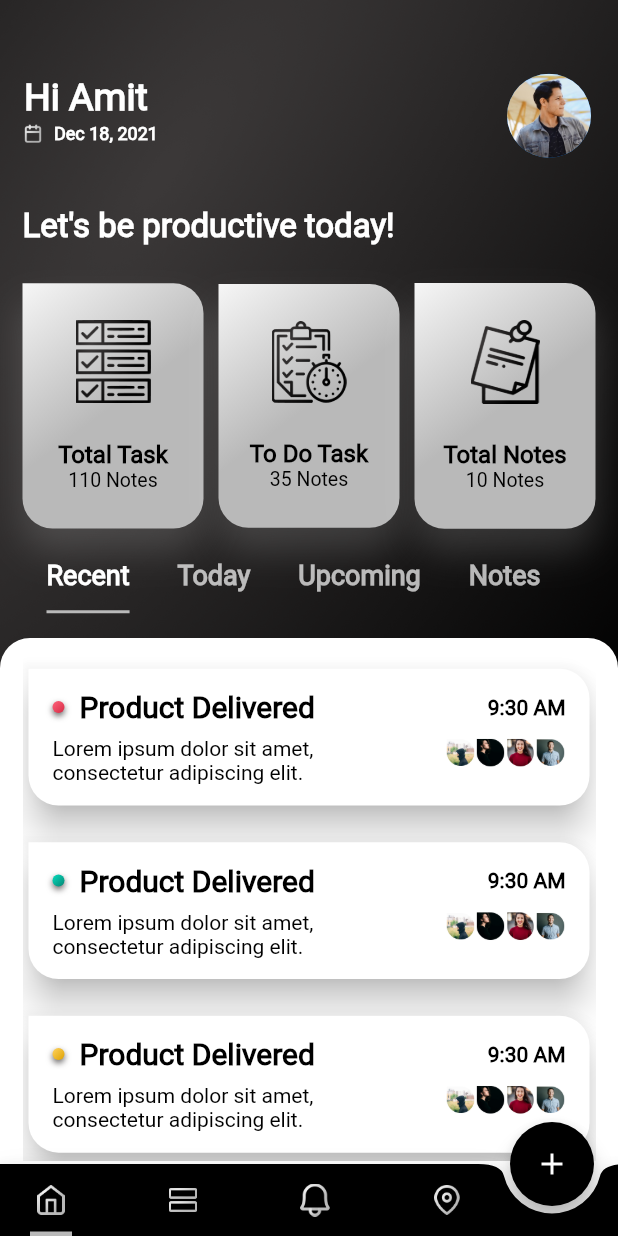
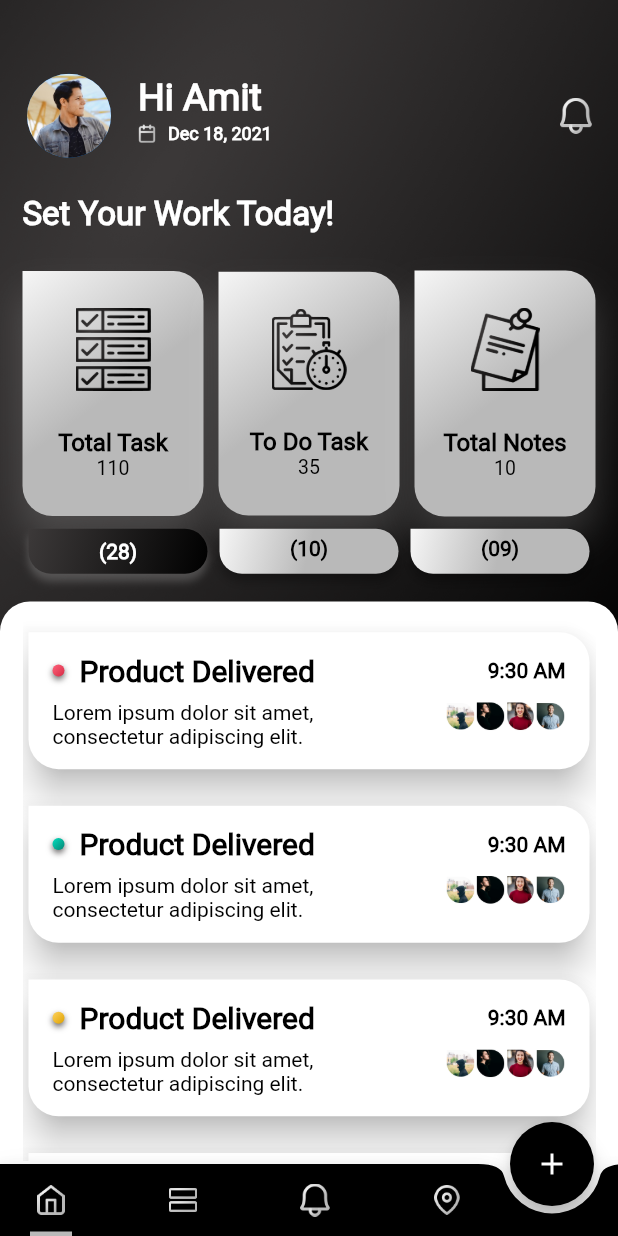
Before and after one commit to hariom007/colorsoul, a Flutter app: the Dashboard screen opened directly, on a phone screen of 412 x 824 dp. Run offline on Flutter 3.47's test engine with Material 2 defaults, Android fonts, the phone set to English and light mode, and no system bars; drawn by our look-alikes of flutter_speed_dial; our stand-ins replace expandable, flutter_slidable, fluttertoast, font_awesome_flutter, google_maps_flutter and 2 more; missing offline and left inert: dart:ffi.

Commit message:
Commit Done! 19:10 4-1-2022

```diff
--- a/lib/dashboard.dart
+++ b/lib/dashboard.dart
@@ -81,7 +81,7 @@ class _DashboardState extends State<Dashboard> {
             }
           ),
           SpeedDialChild(
-            child: Image.asset("assets/images/home/TT.png",width: 24,height: 24),
+            child: Image.asset("assets/images/cartbox.png",width: 24,height: 24),
             labelWidget: Padding(
               padding: EdgeInsets.only(right: 10),
               child: Text(
--- a/lib/details.dart
+++ b/lib/details.dart
@@ -391,8 +391,8 @@ class _DetailsState extends State<Details> {
                             width: width-30,
                             child: DecoratedBox(
                               decoration: BoxDecoration(
-                                  gradient: LinearGradient(begin: Alignment.topLeft,end: Alignment.bottomRight,colors: [AppColors.grey3,AppColors.black]),
-                                  borderRadius: round.copyWith()
+                                gradient: LinearGradient(begin: Alignment.topLeft,end: Alignment.bottomRight,colors: [AppColors.grey3,AppColors.black]),
+                                borderRadius: round.copyWith()
                               ),
                               child: ElevatedButton(
                                 onPressed: () {},
--- a/lib/home.dart
+++ b/lib/home.dart
@@ -1,8 +1,6 @@
 import 'package:colorsoul/components.dart';
 import 'package:flutter/gestures.dart';
 import 'package:flutter/material.dart';
-import 'package:font_awesome_flutter/font_awesome_flutter.dart';
-
 import 'appColors.dart';
 
 class Home extends StatefulWidget {
@@ -13,7 +11,7 @@ class Home extends StatefulWidget {
 class _HomeState extends State<Home> with TickerProviderStateMixin{
   @override
   Widget build(BuildContext context) {
-    TabController _tabcontroller = new TabController(length: 4, vsync: this);
+    TabController _tabcontroller = new TabController(length: 3, vsync: this);
 
     var width = MediaQuery.of(context).size.width;
     var height = MediaQuery.of(context).size.height;
@@ -31,6 +29,10 @@ class _HomeState extends State<Home> with TickerProviderStateMixin{
           children: [
             SizedBox(height: height*0.05),
             ListTile(
+              leading: CircleAvatar(
+                  radius: 30,
+                  backgroundImage: AssetImage("assets/images/home/person.png")
+              ),
               title: Text(
                 "Hi Amit",
                 style: textStyle.copyWith(
@@ -52,16 +54,13 @@ class _HomeState extends State<Home> with TickerProviderStateMixin{
                   ),
                 ],
               ),
-              trailing: CircleAvatar(
-                  radius: 30,
-                  backgroundImage: AssetImage("assets/images/home/person.png")
-              ),
+              trailing: Image.asset("assets/images/bell.png",width: 24,height: 24),
             ),
-            SizedBox(height: height*0.03),
+            SizedBox(height: height*0.02),
             Padding(
               padding: EdgeInsets.only(left: 15,right: 15),
               child: Text(
-                "Let's be productive today!",
+                "Set Your Work Today!",
                 style: textStyle.copyWith(
                   fontSize: 22,
                   fontWeight: FontWeight.bold
@@ -99,7 +98,7 @@ class _HomeState extends State<Home> with TickerProviderStateMixin{
                             )
                           ),
                           Text(
-                            "110 Notes",
+                            "110",
                             style: textStyle.copyWith(
                               fontSize: 13,
                               color: Colors.black
@@ -136,7 +135,7 @@ class _HomeState extends State<Home> with TickerProviderStateMixin{
                               )
                           ),
                           Text(
-                            "35 Notes",
+                            "35",
                             style: textStyle.copyWith(
                               fontSize: 13,
                               color: Colors.black
@@ -173,7 +172,7 @@ class _HomeState extends State<Home> with TickerProviderStateMixin{
                               )
                           ),
                           Text(
-                            "10 Notes",
+                            "10",
                             style: textStyle.copyWith(
                               fontSize: 13,
                               color: Colors.black
@@ -191,20 +190,82 @@ class _HomeState extends State<Home> with TickerProviderStateMixin{
             Container(
               padding: EdgeInsets.only(left: 15,right: 15),
               child: TabBar(
+                  labelPadding: EdgeInsets.only(left: 4,right: 4),
                   labelStyle: textStyle.copyWith(
                     fontSize: 18,
                     fontWeight: FontWeight.bold
                   ),
-                  isScrollable: true,
-
-                  indicatorSize: TabBarIndicatorSize.label,
+                  indicatorPadding: EdgeInsets.only(left: 4,right: 4,bottom: 2),
                   indicatorColor: AppColors.grey2,
+                  indicator: decoration.copyWith(
+                    gradient: LinearGradient(begin: Alignment.topLeft,end: Alignment.bottomRight,colors: [AppColors.grey3,AppColors.black]),
+                    boxShadow: [new BoxShadow(
+                      color: Color.fromRGBO(255,255,255, 0.2),
+                      offset: Offset(0, 5),
+                      blurRadius: 4,
+                    )]
+                  ),
                   controller: _tabcontroller,
                   tabs: [
-                    Tab(text:"Recent"),
-                    Tab(text:"Today"),
-                    Tab(text:"Upcoming"),
-                    Tab(text:"Notes")
+                    Tab(
+                      height: 30,
+                      child: Text('(28)',
+                        textAlign: TextAlign.center,
+                        style: textStyle.copyWith(
+                          fontSize: 14,
+                          fontWeight: FontWeight.bold,
+                        ),
+                      )
+                    ),
+                    Tab(
+                      height: 30,
+                      child: Container(
+                        padding: EdgeInsets.only(top: 5),
+                        width: width,
+                        height: 30,
+                        decoration: decoration.copyWith(
+                            gradient: LinearGradient(begin: Alignment.topLeft,end: Alignment.bottomRight,colors: [AppColors.grey1,AppColors.grey2,AppColors.grey2]),
+                              // : LinearGradient(begin: Alignment.topLeft,end: Alignment.bottomRight,colors: [AppColors.grey3,AppColors.black]),
+                            boxShadow: [new BoxShadow(
+                              color: Color.fromRGBO(0,0,0, 0.3),
+                              offset: Offset(0, 5),
+                              blurRadius: 6,
+                            )]
+                        ),
+                        child: Text('(10)',
+                          textAlign: TextAlign.center,
+                          style: textStyle.copyWith(
+                            fontSize: 14,
+                            fontWeight: FontWeight.bold,
+                            color: AppColors.black
+                          ),
+                        ),
+                      )
+                    ),
+                    Tab(
+                      height: 30,
+                      child: Container(
+                        padding: EdgeInsets.only(top: 5),
+                        width: width,
+                        height: 30,
+                        decoration: decoration.copyWith(
+                            gradient: LinearGradient(begin: Alignment.topLeft,end: Alignment.bottomRight,colors: [AppColors.grey1,AppColors.grey2,AppColors.grey2]),
+                            boxShadow: [new BoxShadow(
+                              color: Color.fromRGBO(0,0,0, 0.3),
+                              offset: Offset(0, 5),
+                              blurRadius: 6,
+                            )]
+                        ),
+                        child: Text('(09)',
+                          textAlign: TextAlign.center,
+                          style: textStyle.copyWith(
+                            fontSize: 14,
+                            fontWeight: FontWeight.bold,
+                            color: AppColors.black
+                          ),
+                        ),
+                      )
+                    )
                 ]
               ),
             ),
@@ -258,12 +319,7 @@ class _HomeState extends State<Home> with TickerProviderStateMixin{
                         style: textStyle.copyWith(
                             color: Colors.black
                         )
-                    ),
-                    Text("Page 4",
-                        style: textStyle.copyWith(
-                            color: Colors.black
-                        )
-                    ),
+                    )
                   ],
                 ),
               ),
--- a/lib/login.dart
+++ b/lib/login.dart
@@ -4,6 +4,7 @@ import 'package:flutter/cupertino.dart';
 import 'package:flutter/material.dart';
 import 'components.dart';
 import 'forgot.dart';
+import 'pin.dart';
 
 class Login extends StatefulWidget {
   @override
@@ -174,7 +175,8 @@ class _LoginState extends State<Login> {
                         onPressed: () {
                           if(_formkey.currentState.validate())
                           {
-                            Navigator.push(context, MaterialPageRoute(builder: (context) => Dashboard()));
+                            // Navigator.push(context, MaterialPageRoute(builder: (context) => Dashboard()));
+                            Navigator.push(context, MaterialPageRoute(builder: (context) => Pin()));
                           }
                           else
                           {
--- a/pubspec.yaml
+++ b/pubspec.yaml
@@ -41,6 +41,7 @@ dependencies:
   readmore: ^2.1.0
   expandable:
   photo_view: ^0.13.0
+  pin_code_fields: ^7.3.0
 
   # The following adds the Cupertino Icons font to your application.
   # Use with the CupertinoIcons class for iOS style icons.
```
Also changed, not shown: lib/forgotpin.dart (added, +251 -0 lines), lib/pin.dart (added, +176 -0 lines), assets/images/cartbox.png (added), pubspec.lock.
